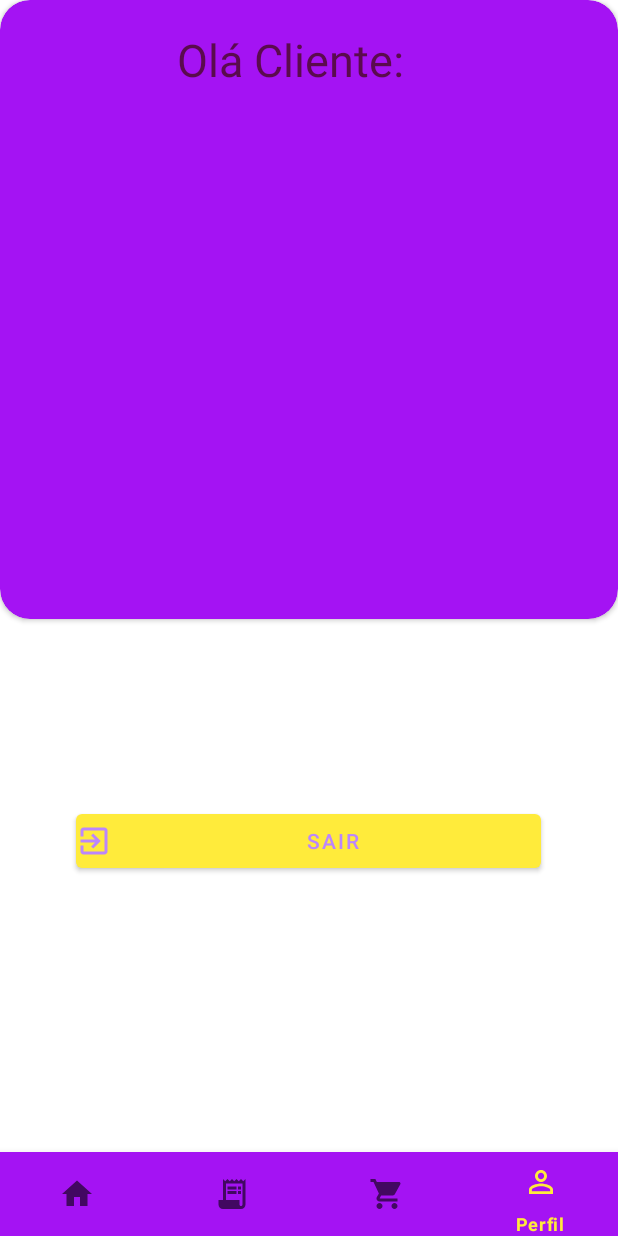
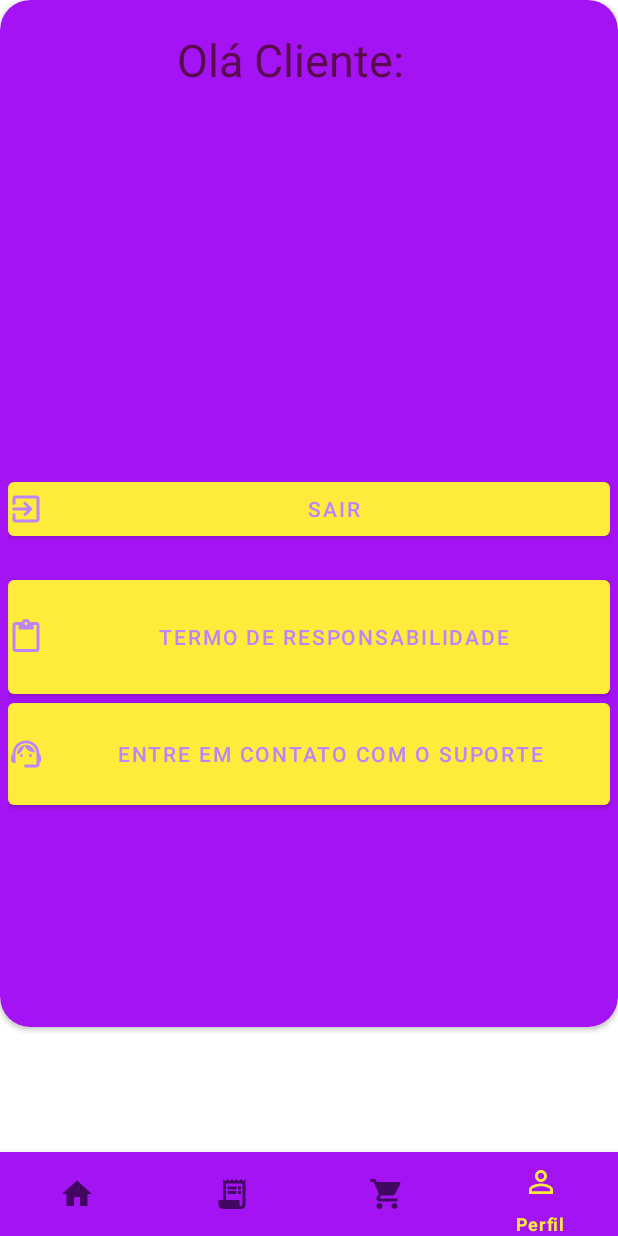
Before and after one commit to DavydeSouza/DEJTCC, an Android app: the screen it shows after launch once a user with an empty profile is signed in (MainActivity), item 4 of the bottom bar chosen, on a phone screen of 412 x 824 dp. Run offline under Robolectric (Android 15) with nearby library versions, the phone set to English and light mode, and no system bars; our stand-ins replace Firebase (no records; nobody signed in at launch, a user with empty details on screens opened directly); 1 statement that could not run was skipped.

Commit message:
9-COISA ADICIONADAS

```diff
--- a/app/src/main/AndroidManifest.xml
+++ b/app/src/main/AndroidManifest.xml
@@ -9,6 +9,9 @@
         android:roundIcon="@mipmap/ic_launcher_round"
         android:supportsRtl="true"
         android:theme="@style/Theme.DEJTCC.NoActionBarAndStatusBar">
+        <activity
+            android:name=".Activity.Termo"
+            android:exported="false" />
         <activity
             android:name=".Activity.Listagem"
             android:exported="false" />
--- a/app/src/main/java/com/example/dejtcc/Activity/myadapter.java
+++ b/app/src/main/java/com/example/dejtcc/Activity/myadapter.java
@@ -29,7 +29,7 @@ public class myadapter extends RecyclerView.Adapter<myadapter.myviewholder>
     @Override
     public void onBindViewHolder(@NonNull myviewholder holder, int position) {
         holder.t1.setText(datalist.get(position).getComida());
-        holder.t2.setText(datalist.get(position).getTipo());
+        holder.t2.setText(datalist.get(position).getPreco());
        // holder.t3.setText(datalist.get(position).getDescricao());
        // holder.t4.setText(datalist.get(position).getPreco());
        // holder.t5.setText(datalist.get(position).getEstoque());
--- a/app/src/main/java/com/example/dejtcc/Fragments/ProfileFragments.java
+++ b/app/src/main/java/com/example/dejtcc/Fragments/ProfileFragments.java
@@ -1,11 +1,14 @@
 package com.example.dejtcc.Fragments;
 
 import android.content.Intent;
+import android.content.pm.PackageManager;
+import android.net.Uri;
 import android.os.Bundle;
 
 import androidx.annotation.Nullable;
 import androidx.fragment.app.Fragment;
 
+import android.util.Log;
 import android.view.LayoutInflater;
 import android.view.View;
 import android.view.ViewGroup;
@@ -14,6 +17,8 @@ import android.widget.TextView;
 import android.widget.Toast;
 
 import com.example.dejtcc.Activity.Login;
+import com.example.dejtcc.Activity.Termo;
+import com.example.dejtcc.MainActivity;
 import com.example.dejtcc.R;
 import com.google.firebase.auth.FirebaseAuth;
 import com.google.firebase.firestore.DocumentReference;
@@ -25,7 +30,7 @@ import com.google.firebase.firestore.FirebaseFirestoreException;
 
 public class ProfileFragments extends Fragment {
 
-    Button btSair;
+    Button btSair,bttermo,btedtp;
     private FirebaseFirestore db = FirebaseFirestore.getInstance();
     View view;
     private FirebaseAuth mAuth;
@@ -44,6 +49,14 @@ public class ProfileFragments extends Fragment {
        IniciarComponents();
         // Inflate the layout for this fragment
         view = inflater.inflate(R.layout.fragment_profile_fragments, container, false);
+        bttermo =view.findViewById(R.id.bttermo);
+        bttermo.setOnClickListener(new View.OnClickListener() {
+            @Override
+            public void onClick(View v) {
+                Intent i = new Intent(getActivity(), Termo.class);
+                startActivity(i);
+            }
+        });
         btSair  = (Button) view.findViewById(R.id.btSair);
         btSair.setOnClickListener(new View.OnClickListener() {
             @Override
@@ -55,6 +68,20 @@ public class ProfileFragments extends Fragment {
 
             }
         });
+        btedtp = (Button) view.findViewById(R.id.btcontato);
+       /* btedtp.setOnClickListener(new View.OnClickListener() {
+            @Override
+            public void onClick(View v) {
+                String url = "Estou com problemas";
+                Uri webpage = Uri.parse(url);
+                Intent intent = new Intent(Intent.ACTION_VIEW, webpage);
+                if (intent.resolveActivity((pm)) != null) {
+                    startActivity(intent);
+                } else {
+                    Log.d("ImplicitIntents", "Can't handle this intent!");
+                }
+            }
+        });*/
 
         return view;
     }
--- /dev/null
+++ b/app/src/main/res/drawable/ic_baseline_content_paste_24.xml
@@ -0,0 +1,10 @@
+<vector xmlns:android="http://schemas.android.com/apk/res/android"
+    android:width="24dp"
+    android:height="24dp"
+    android:viewportWidth="24"
+    android:viewportHeight="24"
+    android:tint="?attr/colorControlNormal">
+  <path
+      android:fillColor="@android:color/white"
+      android:pathData="M19,2h-4.18C14.4,0.84 13.3,0 12,0c-1.3,0 -2.4,0.84 -2.82,2L5,2c-1.1,0 -2,0.9 -2,2v16c0,1.1 0.9,2 2,2h14c1.1,0 2,-0.9 2,-2L21,4c0,-1.1 -0.9,-2 -2,-2zM12,2c0.55,0 1,0.45 1,1s-0.45,1 -1,1 -1,-0.45 -1,-1 0.45,-1 1,-1zM19,20L5,20L5,4h2v3h10L17,4h2v16z"/>
+</vector>
--- /dev/null
+++ b/app/src/main/res/drawable/ic_baseline_support_agent_24.xml
@@ -0,0 +1,19 @@
+<vector xmlns:android="http://schemas.android.com/apk/res/android"
+    android:width="24dp"
+    android:height="24dp"
+    android:viewportWidth="24"
+    android:viewportHeight="24"
+    android:tint="?attr/colorControlNormal">
+  <path
+      android:fillColor="@android:color/white"
+      android:pathData="M21,12.22C21,6.73 16.74,3 12,3c-4.69,0 -9,3.65 -9,9.28C2.4,12.62 2,13.26 2,14v2c0,1.1 0.9,2 2,2h1v-6.1c0,-3.87 3.13,-7 7,-7s7,3.13 7,7V19h-8v2h8c1.1,0 2,-0.9 2,-2v-1.22c0.59,-0.31 1,-0.92 1,-1.64v-2.3C22,13.14 21.59,12.53 21,12.22z"/>
+  <path
+      android:fillColor="@android:color/white"
+      android:pathData="M9,13m-1,0a1,1 0,1 1,2 0a1,1 0,1 1,-2 0"/>
+  <path
+      android:fillColor="@android:color/white"
+      android:pathData="M15,13m-1,0a1,1 0,1 1,2 0a1,1 0,1 1,-2 0"/>
+  <path
+      android:fillColor="@android:color/white"
+      android:pathData="M18,11.03C17.52,8.18 15.04,6 12.05,6c-3.03,0 -6.29,2.51 -6.03,6.45c2.47,-1.01 4.33,-3.21 4.86,-5.89C12.19,9.19 14.88,11 18,11.03z"/>
+</vector>
--- a/app/src/main/res/layout/fragment_home.xml
+++ b/app/src/main/res/layout/fragment_home.xml
@@ -8,7 +8,7 @@
     android:padding="16dp">
 
     <androidx.cardview.widget.CardView
-        android:id="@+id/cv"
+        android:id="@+id/cvp"
         android:layout_width="match_parent"
         android:layout_height="wrap_content"
         android:backgroundTint="#A413F3"
@@ -69,11 +69,11 @@
         android:id="@+id/fbADD"
         android:layout_width="57dp"
         android:layout_height="55dp"
-        android:layout_marginBottom="36dp"
+        android:layout_marginBottom="76dp"
         android:src="@drawable/ic_baseline_add_24"
         app:layout_constraintBottom_toBottomOf="parent"
         app:layout_constraintEnd_toEndOf="parent"
-        app:layout_constraintHorizontal_bias="0.955"
+        app:layout_constraintHorizontal_bias="0.929"
         app:layout_constraintStart_toStartOf="parent" />
 
     <RelativeLayout
--- a/app/src/main/res/layout/fragment_profile_fragments.xml
+++ b/app/src/main/res/layout/fragment_profile_fragments.xml
@@ -1,11 +1,12 @@
 <?xml version="1.0" encoding="utf-8"?>
 <androidx.constraintlayout.widget.ConstraintLayout xmlns:android="http://schemas.android.com/apk/res/android"
+    xmlns:app="http://schemas.android.com/apk/res-auto"
+    xmlns:card_view="http://schemas.android.com/apk/res-auto"
     xmlns:tools="http://schemas.android.com/tools"
     android:layout_width="match_parent"
     android:layout_height="match_parent"
-    xmlns:app="http://schemas.android.com/apk/res-auto"
-    xmlns:card_view="http://schemas.android.com/apk/res-auto"
     tools:context=".Fragments.ProfileFragments">
+
     <androidx.cardview.widget.CardView
         android:id="@+id/cv"
         android:layout_width="match_parent"
@@ -17,8 +18,8 @@
         app:layout_constraintTop_toTopOf="parent">
 
         <RelativeLayout
-            android:layout_width="395dp"
-            android:layout_height="407dp"
+            android:layout_width="wrap_content"
+            android:layout_height="679dp"
             android:layout_marginLeft="5sp"
             android:layout_marginTop="5sp"
             android:layout_marginRight="5sp"
@@ -43,38 +44,86 @@
 
             <TextView
                 android:id="@+id/nameUser"
-                android:layout_width="195dp"
+                android:layout_width="212dp"
                 android:layout_height="wrap_content"
                 android:layout_below="@+id/Welcome"
                 android:layout_alignParentStart="true"
                 android:layout_alignParentEnd="true"
-                android:layout_marginStart="129dp"
-                android:layout_marginTop="17dp"
-                android:layout_marginEnd="119dp"
+                android:layout_marginStart="117dp"
+                android:layout_marginTop="29dp"
+                android:layout_marginEnd="122dp"
                 android:text=""
                 android:textAlignment="center"
                 android:textColor="@color/gray_400"
                 android:textSize="30sp" />
+
+            <Button
+                android:id="@+id/btSair"
+                style="@style/Widget.MaterialComponents.Button.Icon"
+                android:layout_width="379dp"
+                android:layout_height="wrap_content"
+                android:layout_alignParentStart="true"
+                android:layout_alignParentTop="true"
+                android:layout_alignParentEnd="true"
+                android:layout_gravity="center"
+                android:layout_marginStart="0dp"
+                android:layout_marginTop="310dp"
+                android:layout_marginEnd="0dp"
+                android:text="Sair"
+                android:textColor="@color/purple_200"
+                app:icon="@drawable/ic_baseline_exit_to_app_24"
+                card_view:layout_constraintBottom_toBottomOf="parent"
+                card_view:layout_constraintEnd_toEndOf="parent"
+                card_view:layout_constraintHorizontal_bias="0.495"
+                card_view:layout_constraintStart_toStartOf="parent" />
+
+            <Button
+                android:id="@+id/bttermo"
+                style="@style/Widget.MaterialComponents.Button.Icon"
+                android:layout_width="386dp"
+                android:layout_height="72dp"
+                android:layout_below="@+id/btSair"
+                android:layout_alignParentStart="true"
+                android:layout_alignParentEnd="true"
+                android:layout_alignParentBottom="true"
+                android:layout_gravity="center"
+                android:layout_marginStart="0dp"
+                android:layout_marginTop="17dp"
+                android:layout_marginEnd="0dp"
+                android:layout_marginBottom="216dp"
+                android:text="Termo de Responsabilidade"
+                android:textColor="@color/purple_200"
+                app:icon="@drawable/ic_baseline_content_paste_24"
+                card_view:layout_constraintBottom_toBottomOf="parent"
+                card_view:layout_constraintEnd_toEndOf="parent"
+                card_view:layout_constraintHorizontal_bias="0.495"
+                card_view:layout_constraintStart_toStartOf="parent" />
+
+            <Button
+                android:id="@+id/btcontato"
+                style="@style/Widget.MaterialComponents.Button.Icon"
+                android:layout_width="386dp"
+                android:layout_height="64dp"
+                android:layout_below="@+id/btSair"
+                android:layout_alignParentStart="true"
+                android:layout_alignParentEnd="true"
+                android:layout_alignParentBottom="true"
+                android:layout_gravity="center"
+                android:layout_marginStart="0dp"
+                android:layout_marginTop="99dp"
+                android:layout_marginEnd="0dp"
+                android:layout_marginBottom="142dp"
+                android:text="Entre em contato com o suporte "
+                android:textColor="@color/purple_200"
+                app:icon="@drawable/ic_baseline_support_agent_24"
+                card_view:layout_constraintBottom_toBottomOf="parent"
+                card_view:layout_constraintEnd_toEndOf="parent"
+                card_view:layout_constraintHorizontal_bias="0.495"
+                card_view:layout_constraintStart_toStartOf="parent" />
         </RelativeLayout>
 
 
     </androidx.cardview.widget.CardView>
 
 
-    <Button
-        style="@style/Widget.MaterialComponents.Button.Icon"
-        android:id="@+id/btSair"
-        android:layout_width="310dp"
-        android:layout_height="wrap_content"
-        android:layout_gravity="center"
-        android:layout_marginBottom="116dp"
-        app:icon="@drawable/ic_baseline_exit_to_app_24"
-        android:text="Sair"
-        android:textColor="@color/purple_200"
-        app:layout_constraintTop_toBottomOf="@+id/cv"
-        card_view:layout_constraintBottom_toBottomOf="parent"
-        card_view:layout_constraintEnd_toEndOf="parent"
-        card_view:layout_constraintHorizontal_bias="0.495"
-        card_view:layout_constraintStart_toStartOf="parent" />
-
 </androidx.constraintlayout.widget.ConstraintLayout>
```
Also changed, not shown: app/src/main/java/com/example/dejtcc/Activity/Listagem.java (+42 -0 lines), app/src/main/java/com/example/dejtcc/Activity/Termo.java (added, +31 -0 lines), app/src/main/res/drawable/ic_baseline_search_24.xml (added, +10 -0 lines), app/src/main/res/layout/activity_listagem.xml (+50 -6 lines), app/src/main/res/layout/activity_termo.xml (added, +38 -0 lines), app/src/main/res/layout/fragment_request_frament.xml (+43 -4 lines), app/src/main/res/drawable/coffeecup.png.
